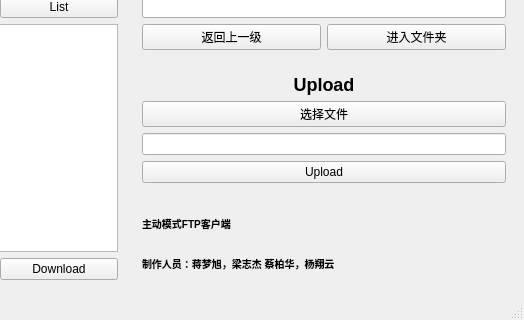
This is mainwindow.ui in oldjang/FTPClient as Qt 5 draws it before an edit; both pictures show x 265 to 789 and y 280 to 600 of the 789 by 600 pixel window. The edited form follows.
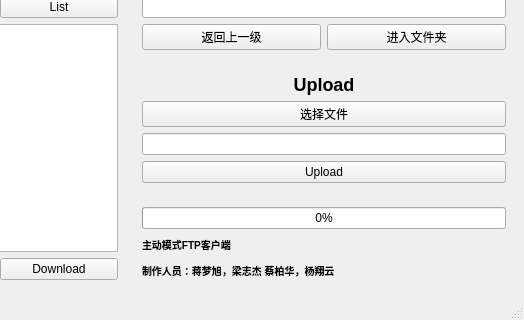
This is the edited form.

Commit message: 中文支持&下载路径选择

Diff of the .ui file:
```diff
--- a/mainwindow.ui
+++ b/mainwindow.ui
@@ -267,6 +267,13 @@
         <item>
          <widget class="QWidget" name="widget" native="true">
           <layout class="QVBoxLayout" name="verticalLayout_3">
+           <item>
+            <widget class="QProgressBar" name="progressBar">
+             <property name="value">
+              <number>0</number>
+             </property>
+            </widget>
+           </item>
            <item>
             <widget class="QLabel" name="label">
              <property name="text">
```
Left out of the diff: 2 changed lines with no effect on the pictures. The commit also changes 2 other files.
